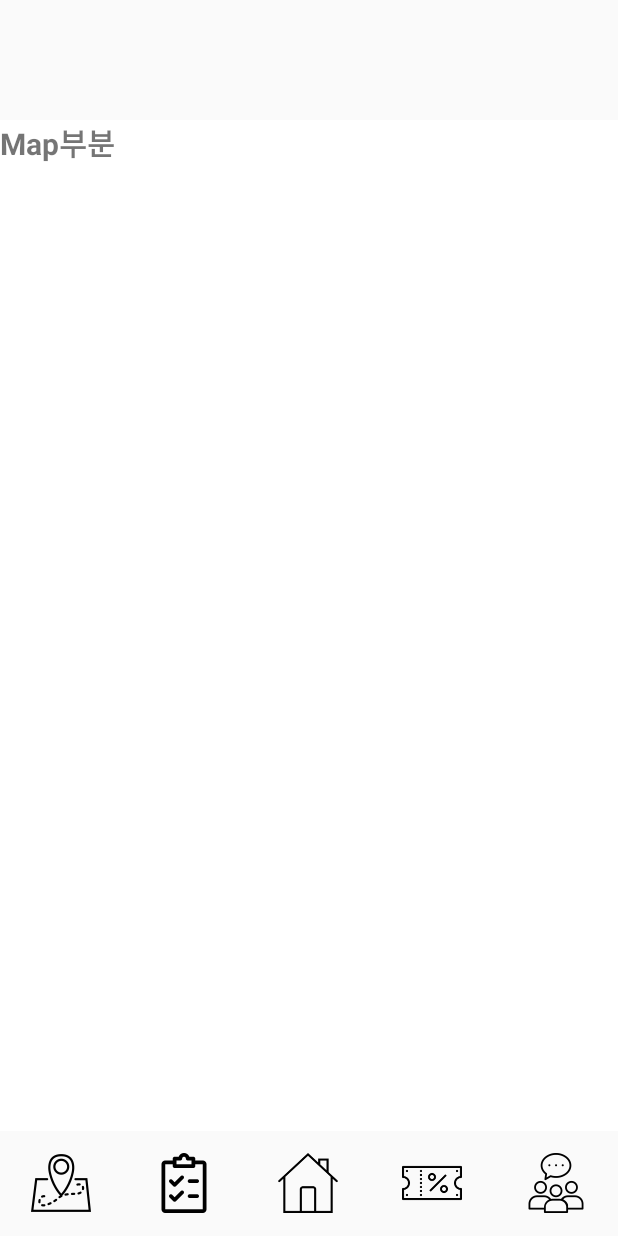
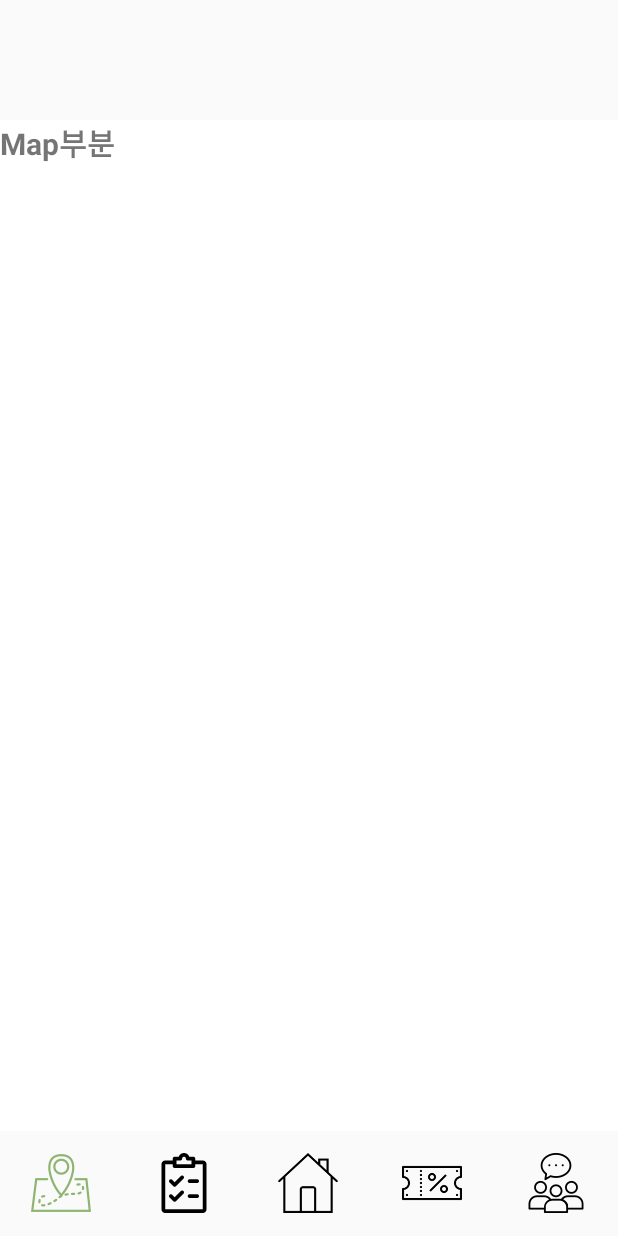
Before and after one commit to CLUG-kr/shop-ads-application, an Android app: the screen it shows after launch (MainActivity), after a tap on an icon or button, on a phone screen of 412 x 824 dp. Run offline under Robolectric (Android 15) with nearby library versions, the phone set to English and light mode, and no system bars.

Commit message:
make underbar

```diff
--- a/pyeonhalin/app/src/main/java/com/android/MainActivity.java
+++ b/pyeonhalin/app/src/main/java/com/android/MainActivity.java
@@ -1,52 +1,99 @@
 package com.android;
 
+import android.media.Image;
+import android.provider.ContactsContract;
 import android.support.v7.app.AppCompatActivity;
 import android.os.Bundle;
+import android.text.Layout;
 import android.view.View;
+import android.widget.ImageView;
 import android.widget.LinearLayout;
 
+import java.util.ArrayList;
+
 public class MainActivity extends AppCompatActivity {
+    ArrayList<ImageView> menu_image_location = new ArrayList<>();
+    ArrayList<LinearLayout> menu_button = new ArrayList<>();
+    ArrayList<Integer> menu_image = new ArrayList<>();
+    ArrayList<Integer> menu_image_pressed = new ArrayList<>();
+    final int map_activity = 0;
+    final int item_activity = 1;
+    final int home_activity = 2;
+    final int event_activity = 3;
+    final int communication_activity = 4;
+    int current_menu = home_activity;
 
     @Override
     protected void onCreate(Bundle savedInstanceState) {
         super.onCreate(savedInstanceState);
         setContentView(R.layout.activity_main);
 
-        LinearLayout map_button = (LinearLayout) findViewById(R.id.map_button);
-        LinearLayout item_button = (LinearLayout) findViewById(R.id.item_button);
-        LinearLayout home_button = (LinearLayout) findViewById(R.id.home_button);
-        LinearLayout event_button = (LinearLayout) findViewById(R.id.event_button);
-        LinearLayout community_button = (LinearLayout) findViewById(R.id.community_button);
+        menu_button.add((LinearLayout) findViewById(R.id.map_button));
+        menu_button.add((LinearLayout) findViewById(R.id.item_button));
+        menu_button.add((LinearLayout) findViewById(R.id.home_button));
+        menu_button.add((LinearLayout) findViewById(R.id.event_button));
+        menu_button.add((LinearLayout) findViewById(R.id.community_button));
 
-        map_button.setOnClickListener(new View.OnClickListener() {
+        menu_image_location.add((ImageView) findViewById(R.id.map_image));
+        menu_image_location.add((ImageView) findViewById(R.id.item_image));
+        menu_image_location.add((ImageView) findViewById(R.id.home_image));
+        menu_image_location.add((ImageView) findViewById(R.id.event_image));
+        menu_image_location.add((ImageView) findViewById(R.id.communication_image));
+
+        menu_image.add(R.drawable.map_image);
+        menu_image.add(R.drawable.item_image);
+        menu_image.add(R.drawable.home_image);
+        menu_image.add(R.drawable.event_image);
+        menu_image.add(R.drawable.community_image);
+
+        menu_image_pressed.add(R.drawable.map_image_pressed);
+        menu_image_pressed.add(R.drawable.item_image_pressed);
+        menu_image_pressed.add(R.drawable.home_image_pressed);
+        menu_image_pressed.add(R.drawable.event_image_pressed);
+        menu_image_pressed.add(R.drawable.community_image_pressed);
+
+        getSupportFragmentManager().beginTransaction().replace(R.id.main_frame, new HomeFragment()).commit();
+
+        menu_button.get(map_activity).setOnClickListener(new View.OnClickListener() {
             @Override
             public void onClick(View view) {
-                getSupportFragmentManager().beginTransaction().replace(R.id.main_frame, new MapFragment()).commit();
+                changeMenuImage(current_menu, map_activity);
+                getSupportFragmentManager().beginTransaction().setCustomAnimations(R.animator.enter_animation, R.animator.exit_animation).replace(R.id.main_frame, new MapFragment()).commit();
             }
         });
-        item_button.setOnClickListener(new View.OnClickListener() {
+        menu_button.get(item_activity).setOnClickListener(new View.OnClickListener() {
             @Override
             public void onClick(View view) {
-                getSupportFragmentManager().beginTransaction().replace(R.id.main_frame, new ItemFragment()).commit();
+                changeMenuImage(current_menu, item_activity);
+                getSupportFragmentManager().beginTransaction().setCustomAnimations(R.animator.enter_animation, R.animator.exit_animation).replace(R.id.main_frame, new ItemFragment()).commit();
             }
         });
-        home_button.setOnClickListener(new View.OnClickListener() {
+        menu_button.get(home_activity).setOnClickListener(new View.OnClickListener() {
             @Override
             public void onClick(View view) {
-                getSupportFragmentManager().beginTransaction().replace(R.id.main_frame, new HomeFragment()).commit();
+                changeMenuImage(current_menu, home_activity);
+                getSupportFragmentManager().beginTransaction().setCustomAnimations(R.animator.enter_animation, R.animator.exit_animation).replace(R.id.main_frame, new HomeFragment()).commit();
             }
         });
-        event_button.setOnClickListener(new View.OnClickListener() {
+        menu_button.get(event_activity).setOnClickListener(new View.OnClickListener() {
             @Override
             public void onClick(View view) {
-                getSupportFragmentManager().beginTransaction().replace(R.id.main_frame, new EventFragment()).commit();
+                changeMenuImage(current_menu, event_activity);
+                getSupportFragmentManager().beginTransaction().setCustomAnimations(R.animator.enter_animation, R.animator.exit_animation).replace(R.id.main_frame, new EventFragment()).commit();
             }
         });
-        community_button.setOnClickListener(new View.OnClickListener() {
+        menu_button.get(communication_activity).setOnClickListener(new View.OnClickListener() {
             @Override
             public void onClick(View view) {
-                getSupportFragmentManager().beginTransaction().replace(R.id.main_frame, new CommunityFragment()).commit();
+                changeMenuImage(current_menu, communication_activity);
+                getSupportFragmentManager().beginTransaction().setCustomAnimations(R.animator.enter_animation, R.animator.exit_animation).replace(R.id.main_frame, new CommunityFragment()).commit();
             }
         });
     }
+
+    protected void changeMenuImage(int from, int to){
+        menu_image_location.get(from).setImageResource(menu_image.get(from));
+        current_menu = to;
+        menu_image_location.get(to).setImageResource(menu_image_pressed.get(to));
+    }
 }
--- /dev/null
+++ b/pyeonhalin/app/src/main/res/animator/enter_animation.xml
@@ -0,0 +1,8 @@
+<?xml version="1.0" encoding="utf-8"?>
+<set xmlns:android="http://schemas.android.com/apk/res/android">
+    <objectAnimator
+        android:duration="500"
+        android:valueFrom="0"
+        android:valueTo="1"
+        android:propertyName="alpha"/>
+</set>
--- /dev/null
+++ b/pyeonhalin/app/src/main/res/animator/exit_animation.xml
@@ -0,0 +1,8 @@
+<?xml version="1.0" encoding="utf-8"?>
+<set xmlns:android="http://schemas.android.com/apk/res/android">
+    <objectAnimator
+        android:duration="500"
+        android:valueFrom="1"
+        android:valueTo="0"
+        android:propertyName="alpha"/>
+</set>
--- a/pyeonhalin/app/src/main/res/layout/activity_main.xml
+++ b/pyeonhalin/app/src/main/res/layout/activity_main.xml
@@ -39,10 +39,12 @@
             android:layout_width="wrap_content"
             android:layout_height="match_parent"
             android:gravity="center">
+
             <ImageView
+                android:id="@+id/map_image"
                 android:layout_width="40dp"
                 android:layout_height="40dp"
-                android:src="@drawable/map_image"/>
+                android:src="@drawable/map_image" />
         </LinearLayout>
         <LinearLayout
             android:id="@+id/item_button"
@@ -50,10 +52,12 @@
             android:layout_width="wrap_content"
             android:layout_height="match_parent"
             android:gravity="center">
+
             <ImageView
+                android:id="@+id/item_image"
                 android:layout_width="40dp"
                 android:layout_height="40dp"
-                android:src="@drawable/item_image"/>
+                android:src="@drawable/item_image" />
         </LinearLayout>
         <LinearLayout
             android:id="@+id/home_button"
@@ -61,29 +65,35 @@
             android:layout_width="wrap_content"
             android:layout_height="match_parent"
             android:gravity="center">
+
             <ImageView
+                android:id="@+id/home_image"
                 android:layout_width="40dp"
                 android:layout_height="40dp"
-                android:src="@drawable/home_image"/></LinearLayout>
+                android:src="@drawable/home_image" /></LinearLayout>
         <LinearLayout
             android:id="@+id/event_button"
             android:layout_weight="1"
             android:layout_width="wrap_content"
             android:layout_height="match_parent"
             android:gravity="center">
+
             <ImageView
+                android:id="@+id/event_image"
                 android:layout_width="40dp"
                 android:layout_height="40dp"
-                android:src="@drawable/event_image"/></LinearLayout>
+                android:src="@drawable/event_image" /></LinearLayout>
         <LinearLayout
             android:id="@+id/community_button"
             android:layout_weight="1"
             android:layout_width="wrap_content"
             android:layout_height="match_parent"
             android:gravity="center">
+
             <ImageView
+                android:id="@+id/communication_image"
                 android:layout_width="40dp"
                 android:layout_height="40dp"
-                android:src="@drawable/community_image"/></LinearLayout>
+                android:src="@drawable/community_image" /></LinearLayout>
     </LinearLayout>
 </android.support.constraint.ConstraintLayout>
```
Also changed, not shown: pyeonhalin/app/src/main/res/drawable/community_image_pressed.png (added), pyeonhalin/app/src/main/res/drawable/event_image_pressed.png (added), pyeonhalin/app/src/main/res/drawable/home_image_pressed.png (added), pyeonhalin/app/src/main/res/drawable/item_image_pressed.png (added), pyeonhalin/app/src/main/res/drawable/map_image_pressed.png (added).
